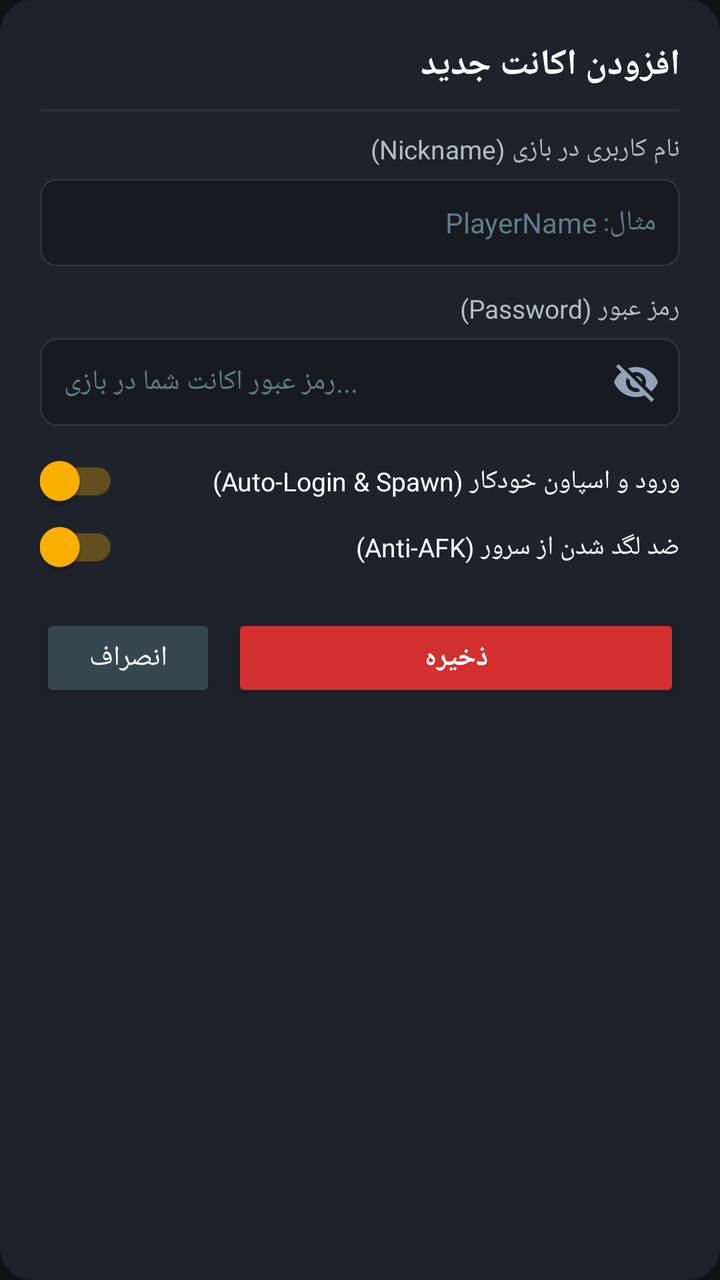
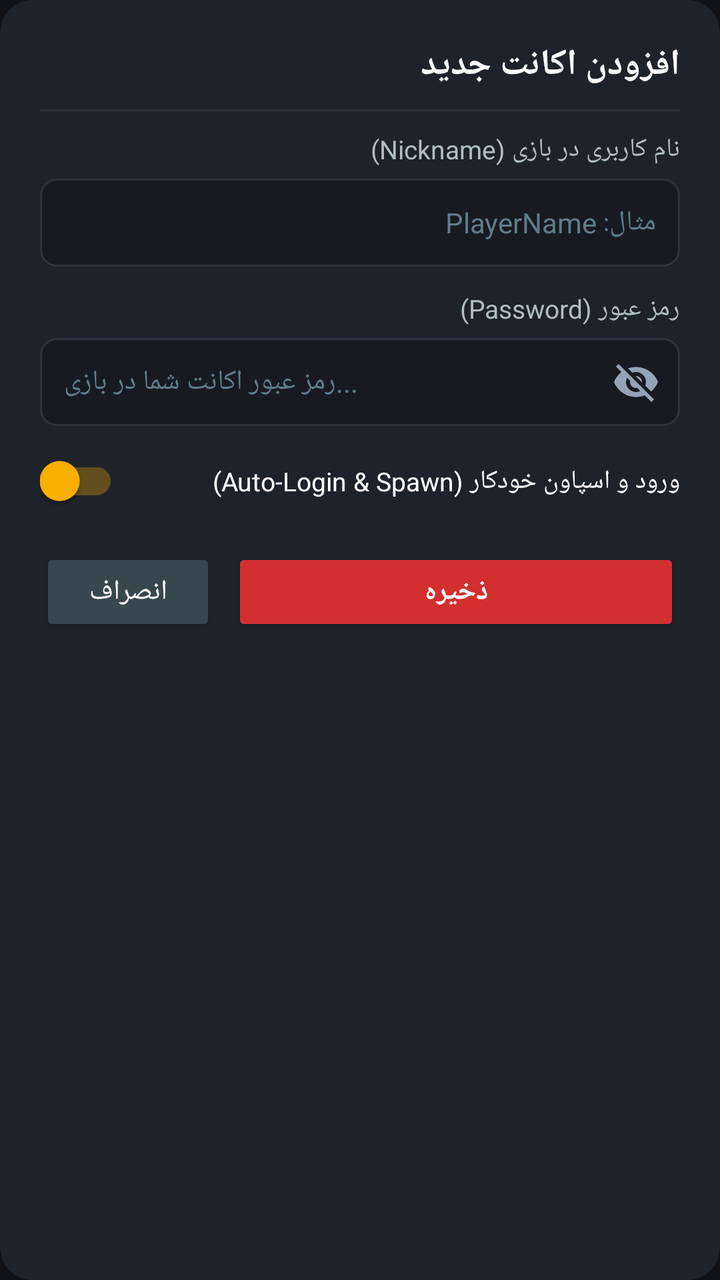

Screens rendered from an Android XML layout before and after an edit, with the pre-edit source and the edit as a unified diff.
<!-- AndroidManifest.xml: application theme Theme.AGRak -->
<!-- res/layout/dialog_account_editor.xml -->
<?xml version="1.0" encoding="utf-8"?>
<androidx.cardview.widget.CardView xmlns:android="http://schemas.android.com/apk/res/android"
    xmlns:app="http://schemas.android.com/apk/res-auto"
    android:layout_width="match_parent"
    android:layout_height="wrap_content"
    app:cardBackgroundColor="@color/card_dark"
    app:cardCornerRadius="16dp"
    app:cardElevation="8dp"
    android:layoutDirection="rtl">

    <LinearLayout
        android:layout_width="match_parent"
        android:layout_height="wrap_content"
        android:orientation="vertical"
        android:padding="20dp">

        
        <TextView
            android:id="@+id/tvDialogTitle"
            android:layout_width="match_parent"
            android:layout_height="wrap_content"
            android:text="@string/dialog_add_title"
            android:textColor="@color/text_white"
            android:textSize="18sp"
            android:textStyle="bold" />

        <View
            android:layout_width="match_parent"
            android:layout_height="1dp"
            android:layout_marginVertical="10dp"
            android:background="@color/card_stroke" />

        
        <TextView
            android:layout_width="match_parent"
            android:layout_height="wrap_content"
            android:text="@string/hint_nickname"
            android:textColor="@color/text_secondary"
            android:textSize="13sp" />

        <EditText
            android:id="@+id/etNickname"
            android:layout_width="match_parent"
            android:layout_height="44dp"
            android:layout_marginTop="6dp"
            android:background="@drawable/bg_input_field"
            android:hint="مثال: PlayerName"
            android:textColorHint="@color/text_hint"
            android:textColor="@color/text_white"
            android:textSize="14sp"
            android:gravity="right|center_vertical"
            android:paddingHorizontal="12dp"
            android:singleLine="true" />

        
        <TextView
            android:layout_width="match_parent"
            android:layout_height="wrap_content"
            android:layout_marginTop="12dp"
            android:text="@string/hint_password"
            android:textColor="@color/text_secondary"
            android:textSize="13sp" />

        <FrameLayout
            android:layout_width="match_parent"
            android:layout_height="44dp"
            android:layout_marginTop="6dp">

            <EditText
                android:id="@+id/etPassword"
                android:layout_width="match_parent"
                android:layout_height="match_parent"
                android:background="@drawable/bg_input_field"
                android:hint="رمز عبور اکانت شما در بازی..."
                android:textColorHint="@color/text_hint"
                android:textColor="@color/text_white"
                android:textSize="14sp"
                android:inputType="textPassword"
                android:paddingStart="44dp"
                android:paddingEnd="12dp"
                android:paddingRight="44dp"
                android:paddingLeft="12dp"
                android:singleLine="true" />

            <ImageView
                android:id="@+id/btnTogglePassword"
                android:layout_width="44dp"
                android:layout_height="match_parent"
                android:layout_gravity="right|center_vertical"
                android:background="?attr/selectableItemBackgroundBorderless"
                android:padding="10dp"
                android:src="@drawable/ic_visibility_off"
                android:contentDescription="نمایش/مخفی‌سازی رمز عبور" />
        </FrameLayout>

        
        <androidx.appcompat.widget.SwitchCompat
            android:id="@+id/switchAutoLogin"
            android:layout_width="match_parent"
            android:layout_height="wrap_content"
            android:layout_marginTop="14dp"
            android:checked="true"
            android:text="@string/auto_login_spawn"
            android:textColor="@color/text_white"
            android:textSize="13sp" />

        <androidx.appcompat.widget.SwitchCompat
            android:id="@+id/switchAntiAfk"
            android:layout_width="match_parent"
            android:layout_height="wrap_content"
            android:layout_marginTop="6dp"
            android:checked="true"
            android:text="@string/anti_afk"
            android:textColor="@color/text_white"
            android:textSize="13sp" />

        
        <LinearLayout
            android:layout_width="match_parent"
            android:layout_height="wrap_content"
            android:layout_marginTop="20dp"
            android:orientation="horizontal">

            <Button
                android:id="@+id/btnSaveAccount"
                android:layout_width="0dp"
                android:layout_height="44dp"
                android:layout_weight="1"
                android:backgroundTint="@color/primary_red"
                android:text="@string/save"
                android:textColor="@color/text_white"
                android:textStyle="bold"
                android:textSize="14sp" />

            <Button
                android:id="@+id/btnCancelDialog"
                android:layout_width="wrap_content"
                android:layout_height="44dp"
                android:layout_marginStart="8dp"
                android:backgroundTint="#37474F"
                android:text="@string/cancel"
                android:textColor="@color/text_white"
                android:textSize="14sp" />

        </LinearLayout>

    </LinearLayout>
</androidx.cardview.widget.CardView>
<!-- resources referenced by this layout -->
<resources>
  <color name="card_dark">#1E222B</color>
  <color name="card_stroke">#2D323E</color>
  <color name="primary_red">#D32F2F</color>
  <color name="text_hint">#607D8B</color>
  <color name="text_secondary">#B0BEC5</color>
  <color name="text_white">#FFFFFF</color>
  <!-- drawable bg_input_field (drawable) -->
  <?xml version="1.0" encoding="utf-8"?>
  <shape xmlns:android="http://schemas.android.com/apk/res/android"
      android:shape="rectangle">
      <solid android:color="#171A21" />
      <stroke
          android:width="1dp"
          android:color="@color/card_stroke" />
      <corners android:radius="8dp" />
  </shape>
  <!-- drawable ic_visibility_off (drawable) -->
  <vector xmlns:android="http://schemas.android.com/apk/res/android"
      android:width="24dp"
      android:height="24dp"
      android:viewportWidth="24"
      android:viewportHeight="24"
      android:tint="#94A3B8">
      <path
          android:fillColor="@android:color/white"
          android:pathData="M12,7c2.76,0 5,2.24 5,5 0,0.65 -0.13,1.26 -0.36,1.82l2.92,2.92c1.51,-1.26 2.7,-2.89 3.44,-4.74 -1.73,-4.39 -6,-7.5 -11,-7.5 -1.4,0 -2.74,0.25 -3.98,0.7l2.16,2.16C10.74,7.13 11.35,7 12,7zM2,4.27l2.28,2.28 0.46,0.46C3.08,8.3 1.78,10.02 1,12c1.73,4.39 6,7.5 11,7.5 1.55,0 3.03,-0.3 4.38,-0.84l0.42,0.42L19.73,22 21,20.73 3.27,3 2,4.27zM7.53,9.8l1.55,1.55c-0.05,0.21 -0.08,0.43 -0.08,0.65 0,1.66 1.34,3 3,3 0.22,0 0.44,-0.03 0.65,-0.08l1.55,1.55c-0.67,0.33 -1.41,0.53 -2.2,0.53 -2.76,0 -5,-2.24 -5,-5 0,-0.79 0.2,-1.53 0.53,-2.2zM11.84,9.02l3.15,3.15 0.02,-0.16c0,-1.66 -1.34,-3 -3,-3l-0.17,0.01z"/>
  </vector>
  <string name="anti_afk">ضد لگد شدن از سرور (Anti-AFK)</string>
  <string name="auto_login_spawn">ورود و اسپاون خودکار (Auto-Login &amp; Spawn)</string>
  <string name="cancel">انصراف</string>
  <string name="dialog_add_title">افزودن اکانت جدید</string>
  <string name="hint_nickname">نام کاربری در بازی (Nickname)</string>
  <string name="hint_password">رمز عبور (Password)</string>
  <string name="save">ذخیره</string>
  <style name="Theme.AGRak" parent="Theme.AppCompat.DayNight.NoActionBar">
          <item name="colorPrimary">@color/primary_red</item>
          <item name="colorPrimaryDark">@color/primary_red_dark</item>
          <item name="colorAccent">@color/accent_gold</item>
          <item name="android:windowBackground">@color/bg_dark</item>
          <item name="android:statusBarColor">#0A0B0E</item>
          <item name="android:navigationBarColor">#0A0B0E</item>
      </style>
  <color name="primary_red_dark">#9A0007</color>
  <color name="accent_gold">#FFB300</color>
  <color name="bg_dark">#121418</color>
</resources>

<!-- the commit's change to res/layout/dialog_account_editor.xml (unified diff, before → after) -->
@@ -104,16 +104,6 @@
             android:textColor="@color/text_white"
             android:textSize="13sp" />
 
-        <androidx.appcompat.widget.SwitchCompat
-            android:id="@+id/switchAntiAfk"
-            android:layout_width="match_parent"
-            android:layout_height="wrap_content"
-            android:layout_marginTop="6dp"
-            android:checked="true"
-            android:text="@string/anti_afk"
-            android:textColor="@color/text_white"
-            android:textSize="13sp" />
-
         
         <LinearLayout
             android:layout_width="match_parent"
<!-- resource entries referenced after the edit -->
@@ -27,7 +27,6 @@
           android:fillColor="@android:color/white"
           android:pathData="M12,7c2.76,0 5,2.24 5,5 0,0.65 -0.13,1.26 -0.36,1.82l2.92,2.92c1.51,-1.26 2.7,-2.89 3.44,-4.74 -1.73,-4.39 -6,-7.5 -11,-7.5 -1.4,0 -2.74,0.25 -3.98,0.7l2.16,2.16C10.74,7.13 11.35,7 12,7zM2,4.27l2.28,2.28 0.46,0.46C3.08,8.3 1.78,10.02 1,12c1.73,4.39 6,7.5 11,7.5 1.55,0 3.03,-0.3 4.38,-0.84l0.42,0.42L19.73,22 21,20.73 3.27,3 2,4.27zM7.53,9.8l1.55,1.55c-0.05,0.21 -0.08,0.43 -0.08,0.65 0,1.66 1.34,3 3,3 0.22,0 0.44,-0.03 0.65,-0.08l1.55,1.55c-0.67,0.33 -1.41,0.53 -2.2,0.53 -2.76,0 -5,-2.24 -5,-5 0,-0.79 0.2,-1.53 0.53,-2.2zM11.84,9.02l3.15,3.15 0.02,-0.16c0,-1.66 -1.34,-3 -3,-3l-0.17,0.01z"/>
   </vector>
-  <string name="anti_afk">ضد لگد شدن از سرور (Anti-AFK)</string>
   <string name="auto_login_spawn">ورود و اسپاون خودکار (Auto-Login &amp; Spawn)</string>
   <string name="cancel">انصراف</string>
   <string name="dialog_add_title">افزودن اکانت جدید</string>
